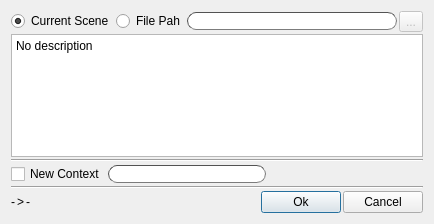
Before: the Qt Designer form ui/checkinput.ui in iceanimations/checkoutin, drawn with Qt 5.
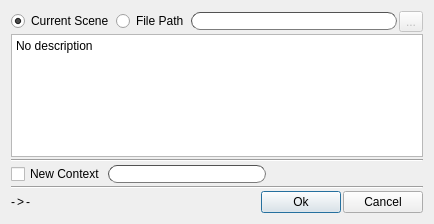
After: the same form once the commit is applied.

Commit message: relisting of files commented out in updateContextsProcesses, newContextBox and newContextButtons handler functions reimplemented

The edit to the form file:
```diff
--- a/ui/checkinput.ui
+++ b/ui/checkinput.ui
@@ -35,7 +35,7 @@
      <item>
       <widget class="QRadioButton" name="radioButton">
        <property name="text">
-        <string>File Pah</string>
+        <string>File Path</string>
        </property>
       </widget>
      </item>
```
The commit also changes 2 other files.
